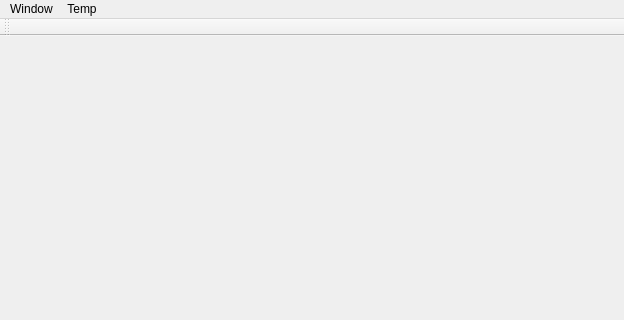
First picture: the form in editor/gui/childwindow.ui, repository ensisoft/detonator, before the edit; both pictures show x 0 to 624 and y 0 to 320 of the 624 by 512 pixel window.
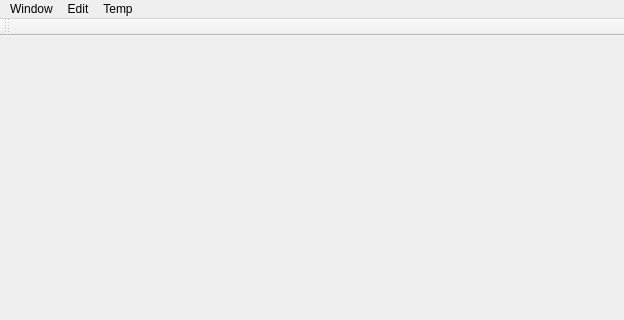
Second picture: the form after the edit. Icons and pictures are not drawn.

Commit message:
Add missing child window edit menu actions
Add missing child window edit menu actions for reloading textures
and for zooming in/out.

Diff of the .ui file:
```diff
--- a/editor/gui/childwindow.ui
+++ b/editor/gui/childwindow.ui
@@ -42,7 +42,18 @@
     <addaction name="separator"/>
     <addaction name="actionClose"/>
    </widget>
+   <widget class="QMenu" name="menuEdit">
+    <property name="title">
+     <string>Edit</string>
+    </property>
+    <addaction name="actionZoomIn"/>
+    <addaction name="actionZoomOut"/>
+    <addaction name="separator"/>
+    <addaction name="actionReloadShaders"/>
+    <addaction name="actionReloadTextures"/>
+   </widget>
    <addaction name="menuWindow"/>
+   <addaction name="menuEdit"/>
    <addaction name="menuTemp"/>
   </widget>
   <widget class="QToolBar" name="toolBar">
```
Left out of the diff: 39 changed lines with no effect on the pictures. The commit also changes 2 other files.
